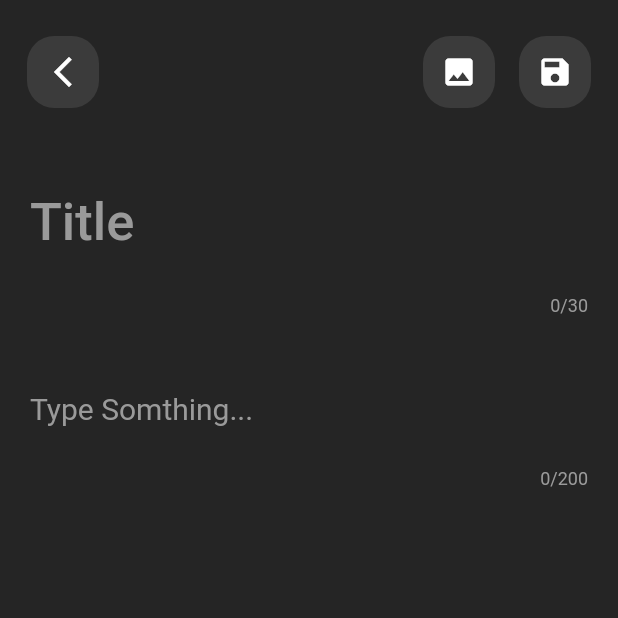
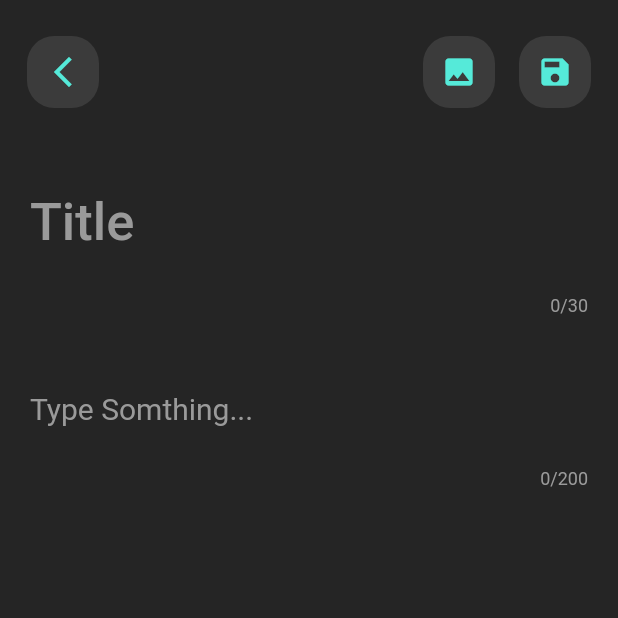
Before and after one commit to Sami-Hegazy/Notes, a Flutter app: the AddNotes screen opened by its route, on a phone screen of 412 x 824 dp, the top half of it. Run offline on Flutter 3.47's test engine with Material 2 defaults, Android fonts, the phone set to English and light mode, and no system bars; our stand-ins replace flutter_screenutil.

Commit message:
Edit App Rounded Icon

```diff
--- a/lib/core/app_rounded_icon.dart
+++ b/lib/core/app_rounded_icon.dart
@@ -1,5 +1,6 @@
 import 'package:flutter/material.dart';
 import 'package:flutter_screenutil/flutter_screenutil.dart';
+import 'package:note_app/core/constants.dart';
 
 class AppRoundedIcon extends StatelessWidget {
   const AppRoundedIcon({
@@ -19,7 +20,7 @@ class AppRoundedIcon extends StatelessWidget {
       child: IconButton(
         onPressed: onTap,
         icon: Icon(icon),
-        color: Colors.white,
+        color: kSecondaryColor,
       ),
     );
   }
```
